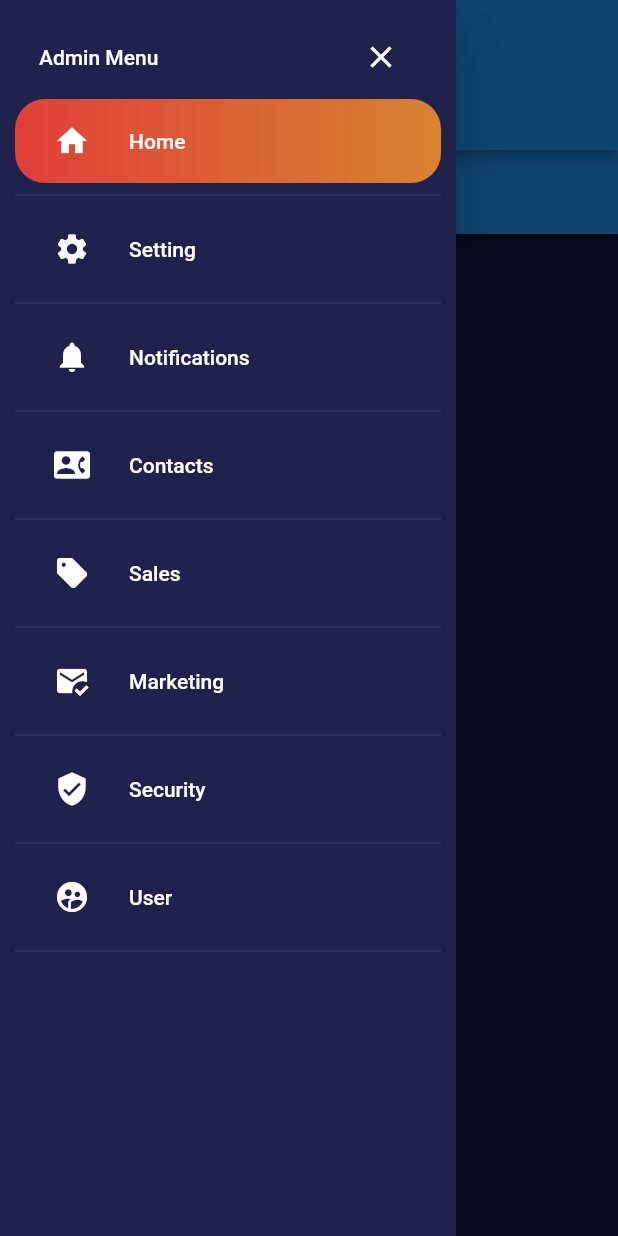
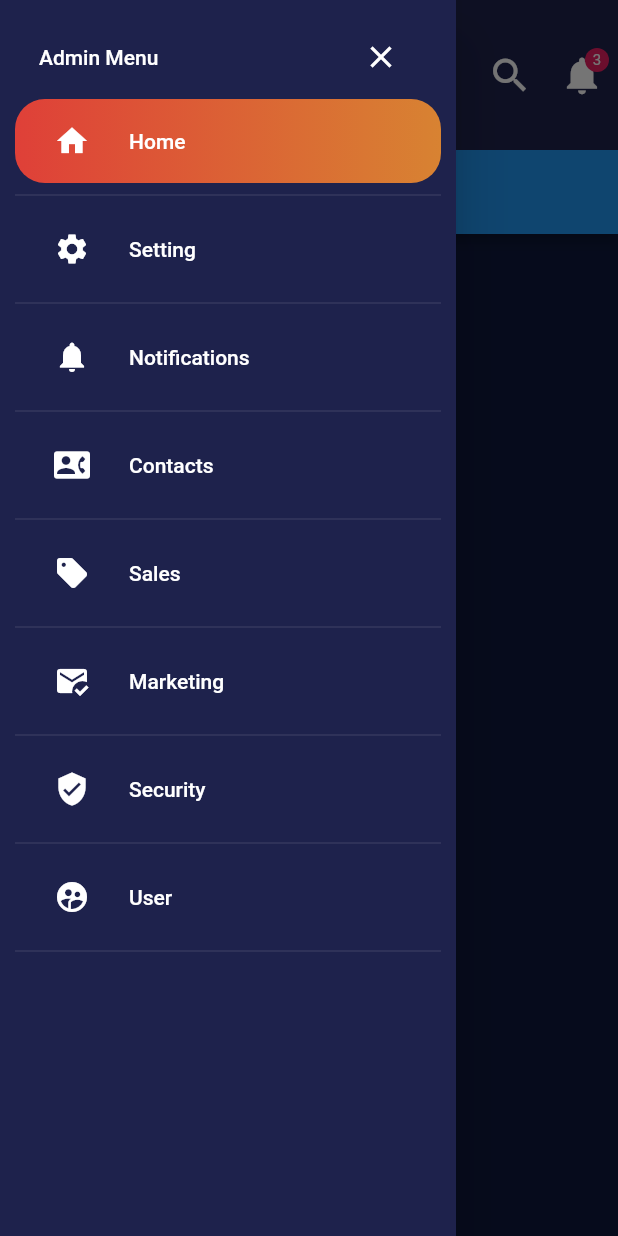
Before and after one commit to makhosravi/reposive_panel, a Flutter app: the screen it shows after launch, with the side drawer open, on a phone screen of 412 x 824 dp. Run offline on Flutter 3.47's test engine with Material 2 defaults, Android fonts, the phone set to English and light mode, and no system bars.

Commit message:
add appbar widget

```diff
--- /dev/null
+++ b/flutter_responsive_panel/lib/app_bar/app_bar_widget.dart
@@ -0,0 +1,179 @@
+import 'package:flutter/material.dart';
+import 'package:flutter_responsive_panel/constants.dart';
+import 'package:flutter_responsive_panel/responsive_layout.dart';
+
+List<String> _buttonNames = ['Overview', 'Revenue', 'Sales', 'Control'];
+int _currentSelectedButton = 0;
+
+class AppBarWidget extends StatefulWidget {
+  const AppBarWidget({Key? key}) : super(key: key);
+
+  @override
+  State<AppBarWidget> createState() => _AppBarWidgetState();
+}
+
+class _AppBarWidgetState extends State<AppBarWidget> {
+  @override
+  Widget build(BuildContext context) {
+    return Container(
+      color: Constants.purpleLight,
+      child: Row(
+        children: <Widget>[
+          if (ResponsiveLayout.isComputer(context))
+            Container(
+              margin: const EdgeInsets.all(Constants.kPadding),
+              height: double.infinity,
+              decoration: const BoxDecoration(
+                boxShadow: [
+                  BoxShadow(
+                    color: Colors.black45,
+                    offset: Offset(0.0, 0.0),
+                    spreadRadius: 1.0,
+                    blurRadius: 10.0,
+                  ),
+                ],
+                shape: BoxShape.circle,
+              ),
+              child: CircleAvatar(
+                backgroundColor: Colors.pink,
+                radius: 30.0,
+                child: Image.asset('assets/images/mapp.png'),
+              ),
+            )
+          else
+            IconButton(
+              onPressed: () {
+                Scaffold.of(context).openDrawer();
+              },
+              iconSize: 30.0,
+              icon: const Icon(Icons.menu),
+              color: Colors.white,
+            ),
+          const SizedBox(
+            width: Constants.kPadding,
+          ),
+          const Spacer(),
+          if (ResponsiveLayout.isComputer(context))
+            ...List.generate(
+              _buttonNames.length,
+              (index) => TextButton(
+                onPressed: () {
+                  setState(() {
+                    _currentSelectedButton = index;
+                  });
+                },
+                child: Padding(
+                  padding: const EdgeInsets.all(Constants.kPadding * 2),
+                  child: Column(
+                    mainAxisAlignment: MainAxisAlignment.center,
+                    crossAxisAlignment: CrossAxisAlignment.center,
+                    children: <Widget>[
+                      Text(
+                        _buttonNames[index],
+                        style: TextStyle(
+                          color: _currentSelectedButton == index
+                              ? Colors.white
+                              : Colors.white70,
+                        ),
+                      ),
+                      Container(
+                        margin: const EdgeInsets.all(Constants.kPadding / 2),
+                        width: 60.0,
+                        height: 2.0,
+                        decoration: BoxDecoration(
+                          gradient: _currentSelectedButton == index
+                              ? const LinearGradient(
+                                  colors: [
+                                    Constants.redDark,
+                                    Constants.orangeDark,
+                                  ],
+                                )
+                              : null,
+                        ),
+                      ),
+                    ],
+                  ),
+                ),
+              ),
+            )
+          else
+            Padding(
+              padding: const EdgeInsets.all(Constants.kPadding),
+              child: Column(
+                mainAxisAlignment: MainAxisAlignment.center,
+                crossAxisAlignment: CrossAxisAlignment.center,
+                children: <Widget>[
+                  Text(
+                    _buttonNames[_currentSelectedButton],
+                    style: const TextStyle(color: Colors.white),
+                  ),
+                  Container(
+                    width: 60.0,
+                    height: 2.0,
+                    decoration: const BoxDecoration(
+                      gradient: LinearGradient(
+                        colors: <Color>[
+                          Constants.redDark,
+                          Constants.orangeDark,
+                        ],
+                      ),
+                    ),
+                  ),
+                ],
+              ),
+            ),
+          const Spacer(),
+          IconButton(
+            onPressed: () {},
+            iconSize: 30,
+            color: Colors.white,
+            icon: const Icon(Icons.search),
+          ),
+          Stack(
+            children: <Widget>[
+              IconButton(
+                onPressed: () {},
+                icon: const Icon(Icons.notifications),
+                iconSize: 30,
+                color: Colors.white,
+              ),
+              const Positioned(
+                right: 6.0,
+                top: 6.0,
+                child: CircleAvatar(
+                  backgroundColor: Colors.pink,
+                  radius: 8.0,
+                  child: Text(
+                    '3',
+                    style: TextStyle(color: Colors.white, fontSize: 10.0),
+                  ),
+                ),
+              ),
+            ],
+          ),
+          if (!ResponsiveLayout.isPhone(context))
+            Container(
+              margin: const EdgeInsets.all(Constants.kPadding),
+              height: double.infinity,
+              decoration: const BoxDecoration(
+                boxShadow: [
+                  BoxShadow(
+                    color: Colors.black45,
+                    offset: Offset(0.0, 0.0),
+                    spreadRadius: 1.0,
+                    blurRadius: 10.0,
+                  ),
+                ],
+                shape: BoxShape.circle,
+              ),
+              child: CircleAvatar(
+                backgroundColor: Constants.orangeDark,
+                radius: 30.0,
+                child: Image.asset('assets/images/profile.png'),
+              ),
+            )
+        ],
+      ),
+    );
+  }
+}
--- a/flutter_responsive_panel/lib/widget_tree.dart
+++ b/flutter_responsive_panel/lib/widget_tree.dart
@@ -1,4 +1,5 @@
 import 'package:flutter/material.dart';
+import 'package:flutter_responsive_panel/app_bar/app_bar_widget.dart';
 import 'package:flutter_responsive_panel/drawer/drawer_page.dart';
 import 'package:flutter_responsive_panel/panel_center/panel_center_page.dart';
 import 'package:flutter_responsive_panel/panel_left/panel_left_page.dart';
@@ -20,7 +21,7 @@ class _WidgetTreeState extends State<WidgetTree> {
           child: (ResponsiveLayout.isTinyLimit(context) ||
                   ResponsiveLayout.isTinyHeightLimit(context)
               ? Container()
-              : AppBar()),
+              : const AppBarWidget()),
           preferredSize: const Size(double.infinity, 100.0)),
       body: ResponsiveLayout(
         tiny: Container(),
--- a/flutter_responsive_panel/pubspec.yaml
+++ b/flutter_responsive_panel/pubspec.yaml
@@ -58,7 +58,8 @@ flutter:
   uses-material-design: true
 
   # To add assets to your application, add an assets section, like this:
-  # assets:
+  assets:
+    - assets/images/
   #   - images/a_dot_burr.jpeg
   #   - images/a_dot_ham.jpeg
 
```
Also changed, not shown: flutter_responsive_panel/assets/images/mapp.png (added), flutter_responsive_panel/assets/images/profile.png (added).
